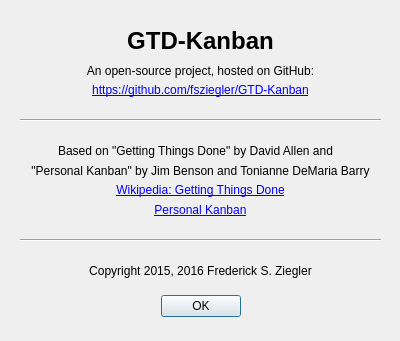
First picture: the form in qt/qt_test001/aboutdialog.ui, repository fsziegler/GTD-Kanban, before the edit.
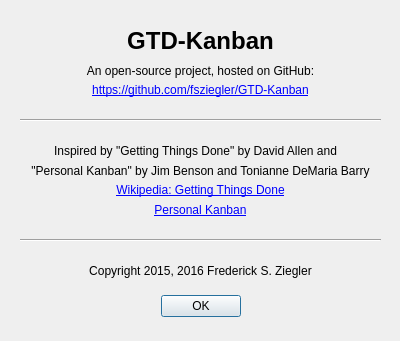
Second picture: the form after the edit.

```diff
--- a/qt/qt_test001/aboutdialog.ui
+++ b/qt/qt_test001/aboutdialog.ui
@@ -81,7 +81,7 @@
     </rect>
    </property>
    <property name="text">
-    <string>Based on &quot;Getting Things Done&quot; by David Allen and</string>
+    <string>Inspired by &quot;Getting Things Done&quot; by David Allen and</string>
    </property>
    <property name="alignment">
     <set>Qt::AlignCenter</set>
```
